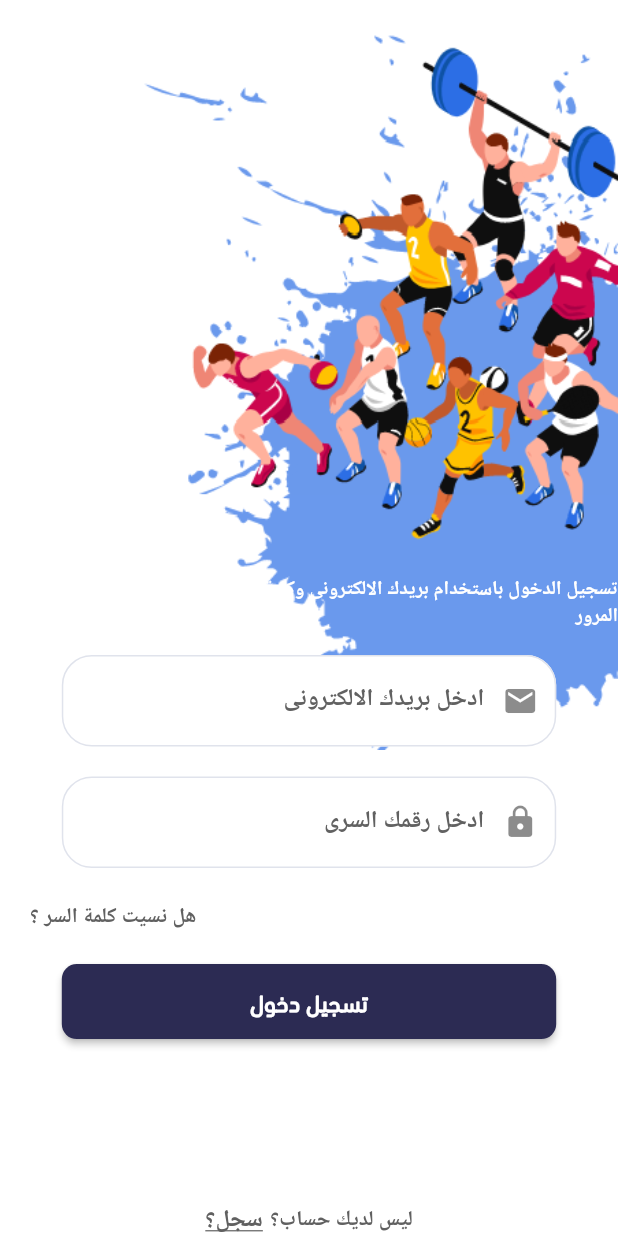
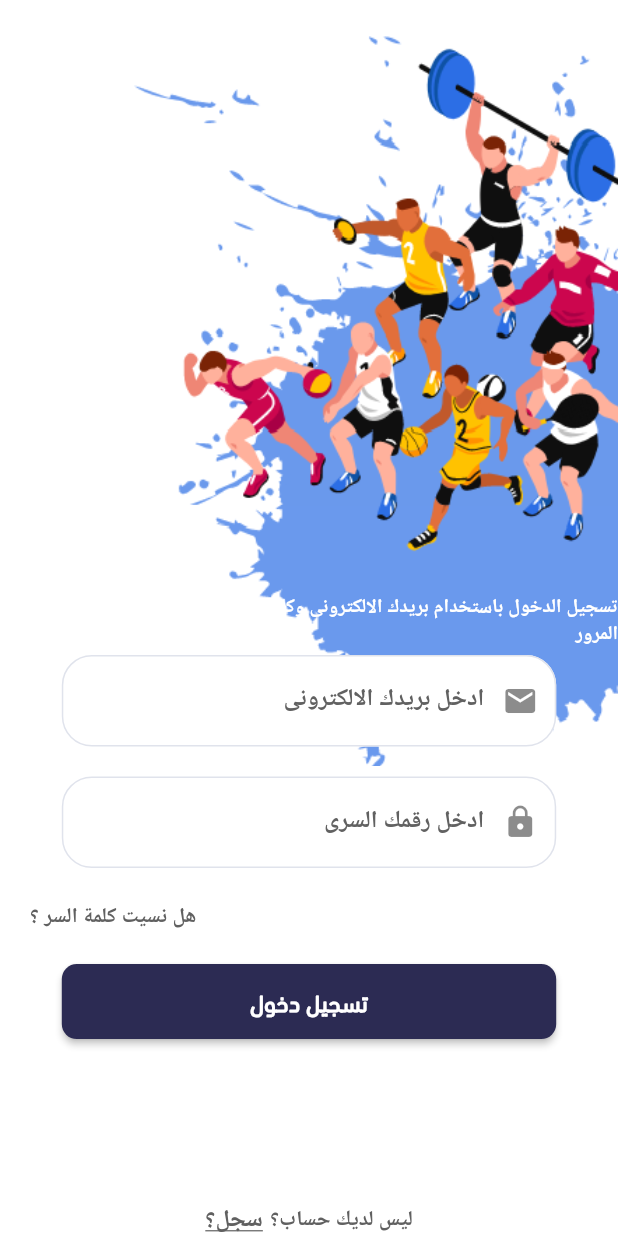
Before and after one commit to medoplay10/CvSporthelmy, a Flutter app: the screen it shows after launch, on a phone screen of 412 x 824 dp. Run offline on Flutter 3.47's test engine with Material 2 defaults, Android fonts, the phone set to English and light mode, and no system bars; our stand-ins replace easy_localization, splashscreen; Roboto replaces fonts that are missing (Tajawal-Bold, Tajawal-Regular).

Commit message:
- fix login

```diff
--- a/lib/Login_Screen.dart
+++ b/lib/Login_Screen.dart
@@ -3,6 +3,9 @@ import 'package:flutter/material.dart';
 class Login_Screen extends StatelessWidget {
   @override
   Widget build(BuildContext context) {
+    //  print("Hight = "+ (80 /MediaQuery.of(context).size.height  ).toString());
+    //  print("Hight = "+ (MediaQuery.of(context).size.width  * .63 ).toString());
+
     return Scaffold(
       body: Column(
         children: [
@@ -18,13 +21,19 @@ class Login_Screen extends StatelessWidget {
                       children: [
                         Image.asset(
                           "assets/images/background_login.png",
-                          height: 500,
+                          height: MediaQuery.of(context).size.height * .62,
                         ),
                         Positioned(
                           right: 0,
-                          bottom: 80,
+                          bottom: MediaQuery
+                              .of(context)
+                              .size
+                              .height * 0.096,
                           child: Container(
-                              width: 250,
+                              width: MediaQuery
+                                  .of(context)
+                                  .size
+                                  .width * .63,
                               alignment: Alignment.centerRight,
                               child: Text(
                                 "تسجيل الدخول باستخدام بريدك الالكترونى وكلمة المرور",
```
